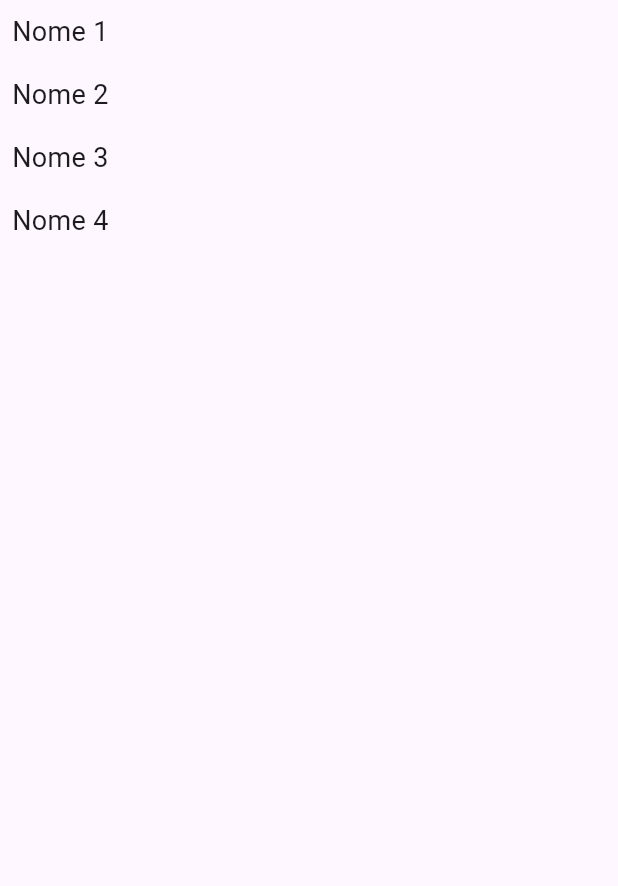
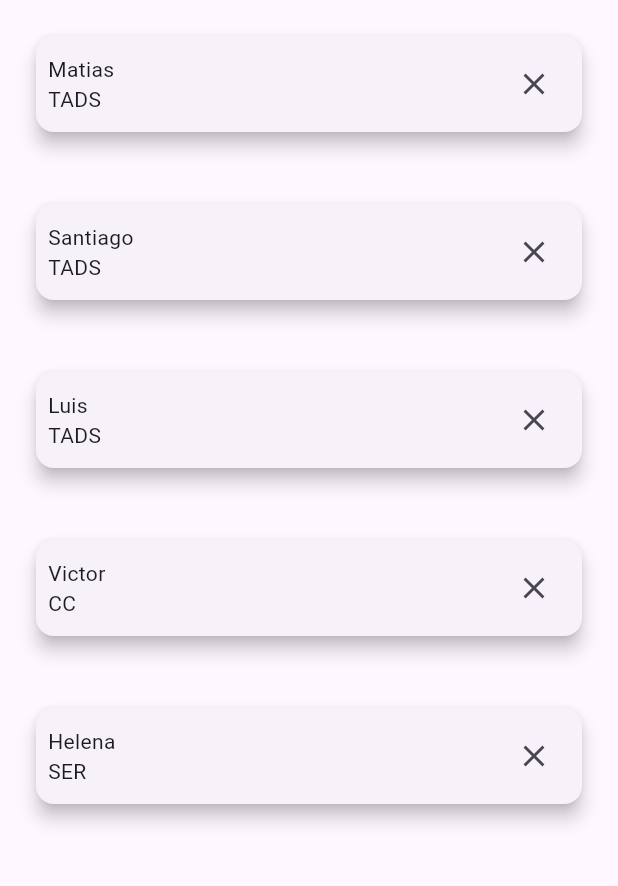
Before and after one commit to veroafr/lista_estudantes, a Flutter app: the screen it shows after launch, on a phone screen of 412 x 824 dp, the part 84-970 px from its top. Run offline on Flutter 3.47's test engine with Material 3 defaults, Android fonts, the phone set to English and light mode, and no system bars.

Commit message:
atualizando aula 16/04

```diff
--- /dev/null
+++ b/lib/meuwidget.dart
@@ -0,0 +1,47 @@
+import 'package:flutter/material.dart';
+
+class MeuWidget extends StatefulWidget {
+  final String nome;
+  final String curso;
+  final Function() onDelete;
+
+  const MeuWidget({required this.nome, required this.curso, required this.onDelete, super.key});
+
+  @override
+  State<MeuWidget> createState() => _MeuWidgetState();
+}
+
+class _MeuWidgetState extends State<MeuWidget> {
+  @override
+  Widget build(BuildContext context) {
+    return Container(
+      margin: const EdgeInsets.all(10),
+      padding: const EdgeInsets.all(10),
+      child: Card(
+        elevation: 5,
+        child: Padding(
+          padding: const EdgeInsets.all(8.0),
+          child: Row(
+            mainAxisAlignment: MainAxisAlignment.spaceBetween,
+            children: [
+              Column(
+                crossAxisAlignment: CrossAxisAlignment.start,
+                children: [
+                  Text(widget.nome),
+                  Text(widget.curso),
+
+
+
+                ],
+              ),
+              IconButton(
+                 onPressed: widget.onDelete,
+                icon: const Icon(Icons.close),
+              ),
+            ],
+          ),
+        ),
+      ),
+    );
+  }
+}
--- a/lib/pagina1.dart
+++ b/lib/pagina1.dart
@@ -1,51 +1,40 @@
 import 'package:flutter/material.dart';
+import 'package:lista_pessoas/estudante.dart';
+import 'package:lista_pessoas/meuwidget.dart';
 
 class Pagina1 extends StatefulWidget {
-  const Pagina1({Key? key}) : super(key: key);
+  Pagina1({Key? key}) : super(key: key);
 
   @override
-  State<Pagina1> createState() => _Pagina1State();
+  _Pagina1State createState() => _Pagina1State();
 }
 
-class _Pagina1State extends State<Pagina1> with SingleTickerProviderStateMixin {
-  // Declaração correta da lista de estudantes.
-  final List<String> listaEstudantes = ["Nome 1", "Nome 2", "Nome 3","Nome 4"];
-  late AnimationController _controller;
+class _Pagina1State extends State<Pagina1> {
+  final List<Estudante> listaEstudantes = [
+    Estudante(nome: "Matias", curso: "TADS"),
+    Estudante(nome: "Santiago", curso: "TADS"),
+    Estudante(nome: "Luis", curso: "TADS"),
+    Estudante(nome: "Victor", curso: "CC"),
+    Estudante(nome: "Helena", curso: "SER"),
+  ];
 
-  @override
-  void initState() {
-    super.initState();
-    _controller = AnimationController(
-      vsync: this,
-      // Define a duração se necessário
-
-      duration: const Duration(seconds: 1),
-    );
-  }
-
-  @override
-  void dispose() {
-    _controller.dispose();
-    super.dispose();
+  void _delete(int index) {
+    setState(() {
+      listaEstudantes.removeAt(index);
+    });
   }
 
   @override
   Widget build(BuildContext context) {
     return Scaffold(
       appBar: AppBar(
-        title: const Text("Lista de Estudantes"),
+        title: const Text('Lista de Estudantes'),
         backgroundColor: Colors.green,
       ),
       body: ListView.builder(
         itemCount: listaEstudantes.length,
         itemBuilder: (context, index) {
-          return Padding(
-            padding: const EdgeInsets.all(8.0),
-            child: Text(
-              listaEstudantes[index],
-              style: const TextStyle(fontSize: 18),
-            ),
-          );
+          return MeuWidget(nome: listaEstudantes[index].nome, curso: listaEstudantes[index].curso, onDelete: () => _delete(index));
         },
       ),
     );
```
Also changed, not shown: 20 other files.
